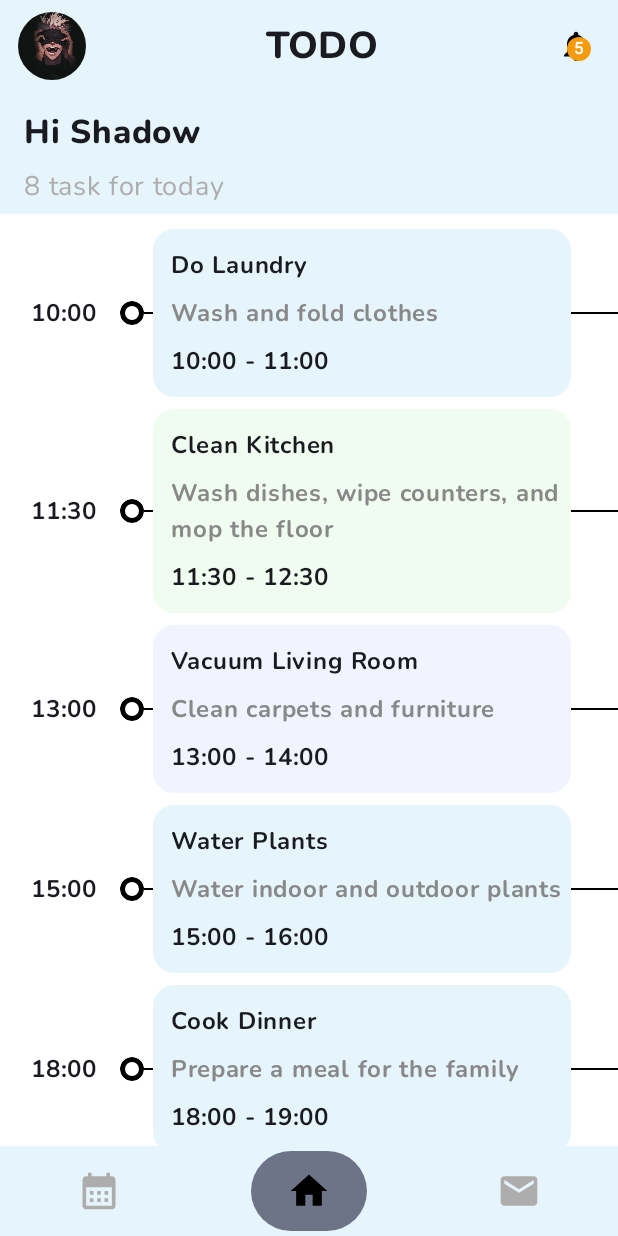
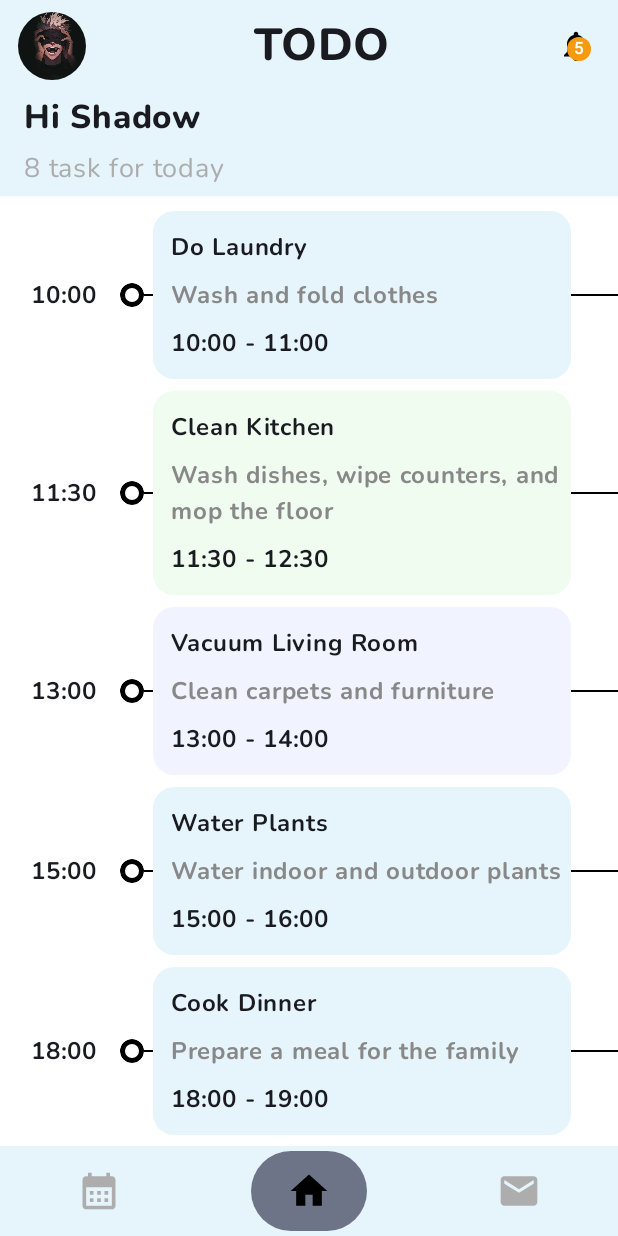
Before and after one commit to yhrjfj/TODO_UI_Compose, an Android app built with Jetpack Compose: the screen it shows after launch (MainActivity), on a phone screen of 412 x 824 dp. Run offline under Robolectric (Android 15) with nearby library versions, the phone set to English and light mode, and no system bars.

Commit message:
Some small change in UI

```diff
--- a/app/src/main/java/com/yhr/jfj/todo_ui_compose/MainActivity.kt
+++ b/app/src/main/java/com/yhr/jfj/todo_ui_compose/MainActivity.kt
@@ -125,7 +125,7 @@ class MainActivity : ComponentActivity() {
                     ) {
                         ProfileHeaderComponent()
 
-                        Spacer(modifier = Modifier.height(20.dp))
+                        Spacer(modifier = Modifier.height(10.dp))
 
                         WelcomeMessageComponent()
 
--- a/app/src/main/java/com/yhr/jfj/todo_ui_compose/taskmanager/data/components/ProfileHeaderComponent.kt
+++ b/app/src/main/java/com/yhr/jfj/todo_ui_compose/taskmanager/data/components/ProfileHeaderComponent.kt
@@ -49,7 +49,7 @@ fun ProfileHeaderComponent() {
         )
         Text(
             text = "TODO",
-            fontSize = 25.sp,
+            fontSize = 30.sp,
             fontFamily = FontFamily(Font(R.font.nunito_extrabold))
         )
         BadgedBox(
--- a/app/src/main/java/com/yhr/jfj/todo_ui_compose/taskmanager/data/components/WelcomeMessageComponent.kt
+++ b/app/src/main/java/com/yhr/jfj/todo_ui_compose/taskmanager/data/components/WelcomeMessageComponent.kt
@@ -23,7 +23,7 @@ fun WelcomeMessageComponent() {
             .padding(
                 start = 16.dp
             ),
-        verticalArrangement = Arrangement.spacedBy(8.dp)
+        verticalArrangement = Arrangement.spacedBy(6.dp)
     ) {
         Text(
             text = "Hi Shadow",
```
